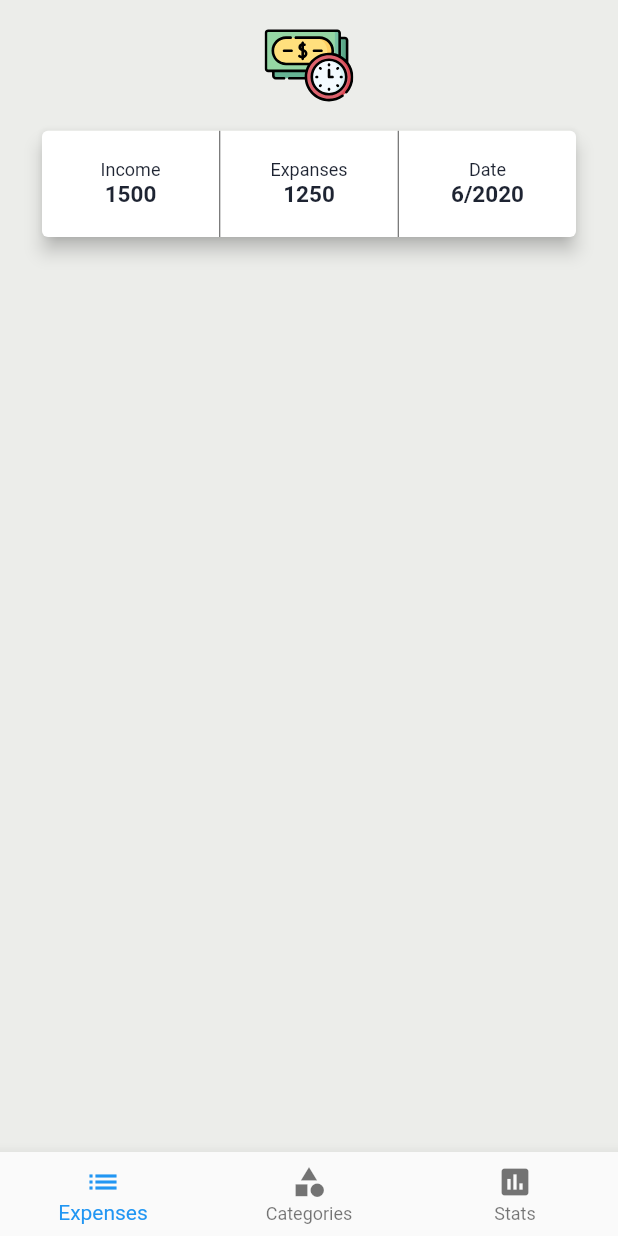
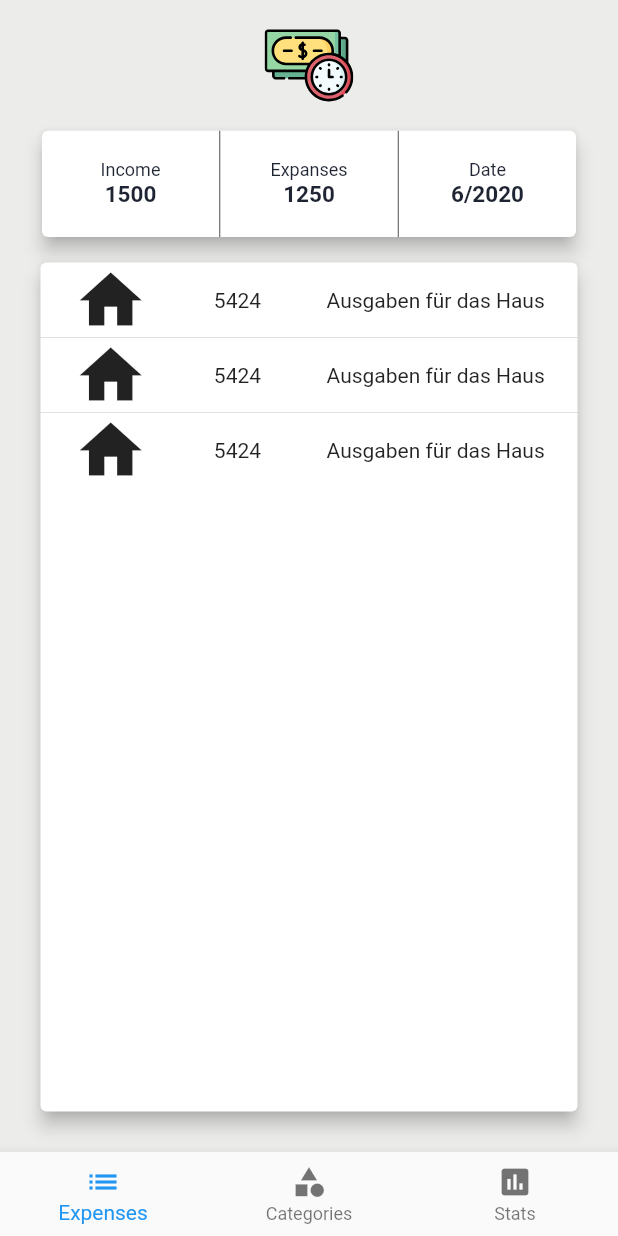
Before and after one commit to ptr-br/Money-Manager, a Flutter app: the MoneyManagerScreen screen opened by its route, on a phone screen of 412 x 824 dp. Run offline on Flutter 3.47's test engine with Material 2 defaults, Android fonts, the phone set to English and light mode, and no system bars; our stand-ins replace flutter_svg, month_picker_dialog.

Commit message:
- added card for expenses

```diff
--- /dev/null
+++ b/lib/components/components_moneymanager/expenses_list.dart
@@ -0,0 +1,30 @@
+import 'package:flutter/material.dart';
+import './task_tile_moneymanager.dart';
+
+class ExpensesList extends StatelessWidget {
+  ExpensesList({this.entries});
+
+  final List<String> entries;
+
+
+  @override
+  Widget build(BuildContext context) {
+    return Padding(
+        padding: const EdgeInsets.all(9),
+        child: Card(
+          elevation: 5,
+          child: GlowingOverscrollIndicator(
+            axisDirection: AxisDirection.down,
+            color: Colors.black54,
+            child: ListView.separated(
+              itemCount: entries.length,
+              separatorBuilder: (BuildContext context, int index) => const Divider(height: 0,),
+              itemBuilder: (BuildContext context, int index){
+                return TaskTile();
+              },
+            ),
+          ),
+        )
+    );
+  }
+}
--- a/lib/components/moneymanager_headercard.dart
+++ b/lib/components/components_moneymanager/moneymanager_headercard.dart
@@ -1,6 +1,6 @@
 import 'package:flutter/material.dart';
 import 'package:flutter/widgets.dart';
-import '../constants.dart';
+import '../../constants.dart';
 import 'package:month_picker_dialog/month_picker_dialog.dart';
 
 
--- /dev/null
+++ b/lib/components/components_moneymanager/task_tile_moneymanager.dart
@@ -0,0 +1,21 @@
+import 'package:flutter/material.dart';
+
+class TaskTile extends StatelessWidget {
+
+
+  @override
+  Widget build(BuildContext context) {
+    return Container(
+
+      child: Row(
+          mainAxisAlignment: MainAxisAlignment.spaceAround,
+          children: <Widget>[
+            Icon(Icons.home,size: 50,),
+            Text("5424"),
+            Text('Ausgaben für das Haus')
+          ],
+        ),
+    );
+
+  }
+}
--- a/lib/screens/moneymanager_screen.dart
+++ b/lib/screens/moneymanager_screen.dart
@@ -2,14 +2,16 @@ import 'package:couplemanager/constants.dart';
 import 'package:flutter/cupertino.dart';
 import 'package:flutter/material.dart';
 import 'package:flutter_svg/flutter_svg.dart';
-import '../components/moneymanager_headercard.dart';
-import '../components/reusable_card_content.dart';
-import '../components/reusable_card.dart';
+import '../components/components_moneymanager/moneymanager_headercard.dart';
+import '../components/components_moneymanager/expenses_list.dart';
 
 class MoneyManagerScreen extends StatelessWidget {
   static String id = 'moneymanager_screen';
   int expanses = 1250;
-  int income =1500;
+  int income = 1500;
+
+  // TEst variables please clean if not used anymore
+  final List<String> entries = <String>['A', 'B', 'C'];
 
 
   @override
@@ -35,7 +37,6 @@ class MoneyManagerScreen extends StatelessWidget {
                               flex: 4,
                               child:
                                   SvgPicture.asset("assets/icons/money.svg")),
-                          //Expanded(child: Icon(Icons.search,size: 30, color: kTextMediumColor,),),
                         ],
                       ),
                     ),
@@ -46,25 +47,27 @@ class MoneyManagerScreen extends StatelessWidget {
                       padding: EdgeInsets.fromLTRB(10, 10, 10, 0),
                       height: 220,
                       width: double.maxFinite,
-                      child: MoneyManagerHeaderCard(income: income, expanses: expanses),
+                      child: MoneyManagerHeaderCard(
+                          income: income, expanses: expanses),
                     ),
                   ),
-                  Expanded(flex: 200, child: Row()),
+                  Expanded(flex: 200, child: ExpensesList(entries: entries)),
                 ],
               ),
             ),
           ),
         ),
       ),
-      bottomNavigationBar:
-      BottomNavigationBar(items: const <BottomNavigationBarItem>[
+      bottomNavigationBar: BottomNavigationBar(
+        items: const <BottomNavigationBarItem>[
           BottomNavigationBarItem(
               icon: Icon(Icons.list), title: Text('Expenses')),
           BottomNavigationBarItem(
               icon: Icon(Icons.category), title: Text('Categories')),
           BottomNavigationBarItem(
               icon: Icon(Icons.assessment), title: Text('Stats')),
-      ]),
+        ],
+      ),
     );
   }
 }
```
Lines whose indentation alone changed are shown as unchanged.
